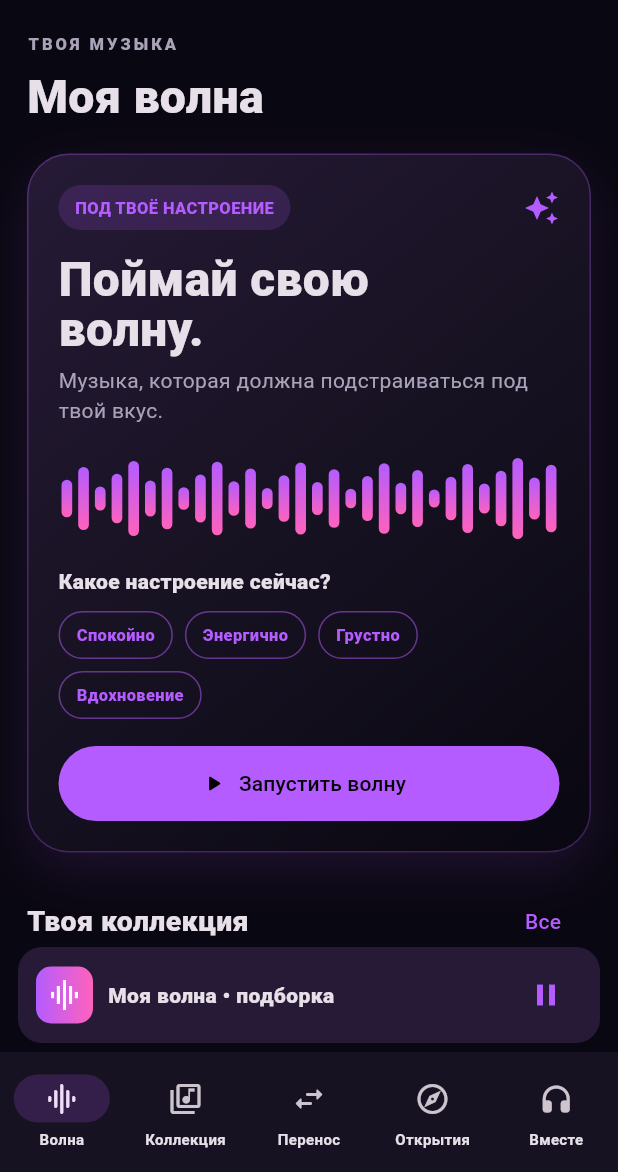
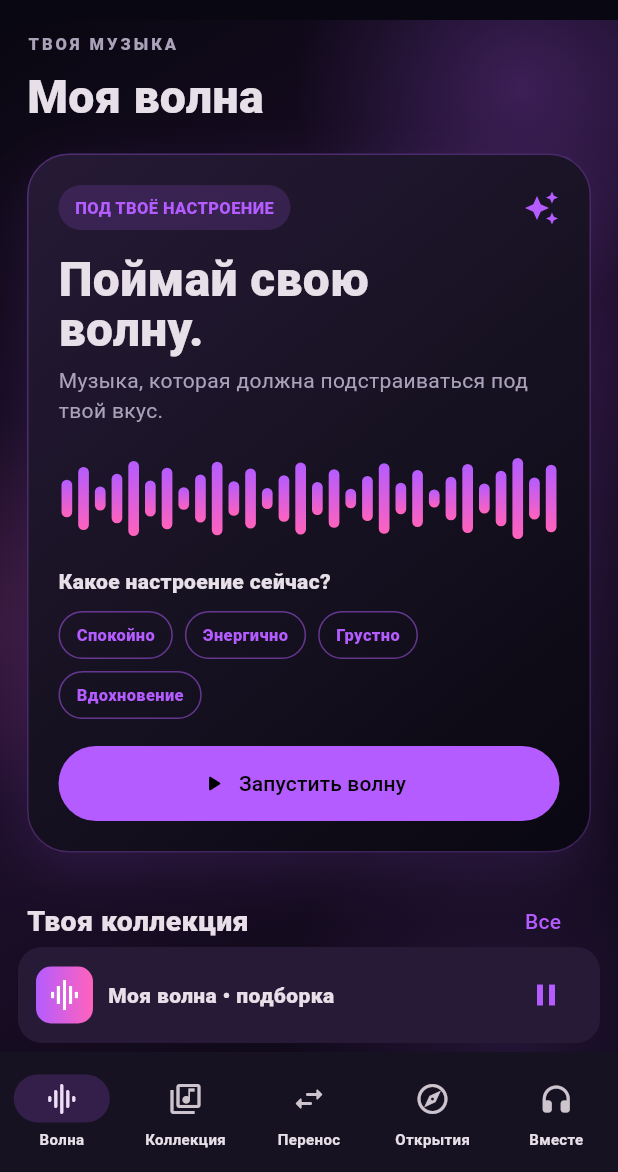
Before and after one commit to andronovmatvey02-bit/macros-music-app, a Flutter app: the screen it shows after launch, after a tap on "Запустить волну", on a phone screen of 412 x 824 dp, the part 64-1236 px from its top. Run offline on Flutter 3.47's test engine with Material 3 defaults, Android fonts, the phone set to English and light mode, and no system bars; our stand-ins replace shared_preferences.

Commit message:
Add distinct atmospheric backgrounds for all four MACROS themes

```diff
--- a/lib/main.dart
+++ b/lib/main.dart
@@ -127,10 +127,13 @@ class _MacrosShellState extends State<MacrosShell> {
           IconButton(tooltip: 'Настройки', onPressed: () => _go(6), icon: const Icon(Icons.tune_rounded)),
         ],
       ),
-      body: SafeArea(child: Column(children: [
-        Expanded(child: IndexedStack(index: _tab, children: pages)),
-        if (_track != 'Выбери музыку') _MiniPlayer(p: p, track: _track, playing: _playing, onTap: () => _showPlayer(context), onPlay: () => setState(() => _playing = !_playing)),
-      ])),
+      body: Stack(fit: StackFit.expand, children: [
+        _ThemeBackdrop(p: p, themeIndex: widget.themeIndex),
+        SafeArea(child: Column(children: [
+          Expanded(child: IndexedStack(index: _tab, children: pages)),
+          if (_track != 'Выбери музыку') _MiniPlayer(p: p, track: _track, playing: _playing, onTap: () => _showPlayer(context), onPlay: () => setState(() => _playing = !_playing)),
+        ])),
+      ]),
       bottomNavigationBar: NavigationBar(
         selectedIndex: _tab > 4 ? 0 : _tab,
         onDestinationSelected: _go,
@@ -442,7 +445,7 @@ class SettingsPage extends StatelessWidget {
   Widget build(BuildContext context) => ListView(padding: const EdgeInsets.all(18), children: [
     const Text('Настройки', style: TextStyle(fontSize: 29, fontWeight: FontWeight.w900)),
     const SizedBox(height: 18),
-    const Text('Оформление', style: TextStyle(fontSize: 19, fontWeight: FontWeight.w900)),
+    const Text('Оформление и фон', style: TextStyle(fontSize: 19, fontWeight: FontWeight.w900)),
     const SizedBox(height: 10),
     for (var i = 0; i < palettes.length; i++)
       _ThemeTile(palette: palettes[i], selected: selectedTheme == i, onTap: () => onThemeChanged(i)),
@@ -452,8 +455,51 @@ class SettingsPage extends StatelessWidget {
     const _SettingsInfo(icon: Icons.animation, title: 'Анимации', subtitle: 'Визуальные эффекты интерфейса'),
     const _SettingsInfo(icon: Icons.privacy_tip_outlined, title: 'Приватность', subtitle: 'Управление видимостью профиля будет добавлено с аккаунтами'),
     const SizedBox(height: 18),
-    const _InfoNote(title: 'MACROS 0.7', text: 'Добавлены четыре темы, разделы коллекции, открытий, совместного прослушивания и клипов. Социальная синхронизация, музыкальные API и реальное воспроизведение ещё требуют серверной и интеграционной разработки.'),
+    const _InfoNote(title: 'Фоновые темы', text: 'Каждая тема меняет не только акцентные цвета, но и градиентный фон, световые пятна и декоративные элементы. Социальная синхронизация, музыкальные API и реальное воспроизведение ещё требуют серверной и интеграционной разработки.'),
   ]);
+}
+
+class _ThemeBackdrop extends StatelessWidget {
+  const _ThemeBackdrop({required this.p, required this.themeIndex});
+  final AppPalette p;
+  final int themeIndex;
+
+  @override
+  Widget build(BuildContext context) {
+    final gradients = <List<Color>>[
+      [const Color(0xFF090711), const Color(0xFF21102F), const Color(0xFF090711)],
+      [const Color(0xFF050608), const Color(0xFF20232A), const Color(0xFF090A0D)],
+      [const Color(0xFFF9F6FF), const Color(0xFFE8DDF8), const Color(0xFFF4F1F8)],
+      [const Color(0xFF06101C), const Color(0xFF0B2940), const Color(0xFF07111D)],
+    ];
+    final glow = <Color>[
+      const Color(0xFFB45CFF), const Color(0xFFB8C0D0),
+      const Color(0xFFC9A5FF), const Color(0xFF24BFE5),
+    ][themeIndex];
+    return IgnorePointer(child: Stack(fit: StackFit.expand, children: [
+      DecoratedBox(decoration: BoxDecoration(
+        gradient: LinearGradient(begin: Alignment.topLeft, end: Alignment.bottomRight, colors: gradients[themeIndex]),
+      )),
+      Positioned(top: -105, right: -85, child: _GlowOrb(color: glow.withValues(alpha: themeIndex == 2 ? .20 : .24), size: 300)),
+      Positioned(top: 260, left: -155, child: _GlowOrb(color: p.accent2.withValues(alpha: .13), size: 270)),
+      Positioned(bottom: -150, right: -90, child: _GlowOrb(color: p.accent.withValues(alpha: .14), size: 320)),
+      if (themeIndex == 0) Positioned(top: 150, right: 18, child: Icon(Icons.auto_awesome, size: 18, color: p.accent.withValues(alpha: .22))),
+      if (themeIndex == 1) Positioned(top: 90, left: 24, child: Icon(Icons.blur_circular, size: 110, color: Colors.white.withValues(alpha: .035))),
+      if (themeIndex == 2) Positioned(top: 35, right: 22, child: Icon(Icons.wb_sunny_outlined, size: 82, color: p.accent.withValues(alpha: .10))),
+      if (themeIndex == 3) Positioned(top: 115, right: 20, child: Icon(Icons.blur_on, size: 100, color: p.accent.withValues(alpha: .10))),
+    ]));
+  }
+}
+
+class _GlowOrb extends StatelessWidget {
+  const _GlowOrb({required this.color, required this.size});
+  final Color color;
+  final double size;
+  @override
+  Widget build(BuildContext context) => Container(
+    width: size, height: size,
+    decoration: BoxDecoration(shape: BoxShape.circle, gradient: RadialGradient(colors: [color, color.withValues(alpha: 0)])),
+  );
 }
 
 class _ThemeTile extends StatelessWidget {
```
